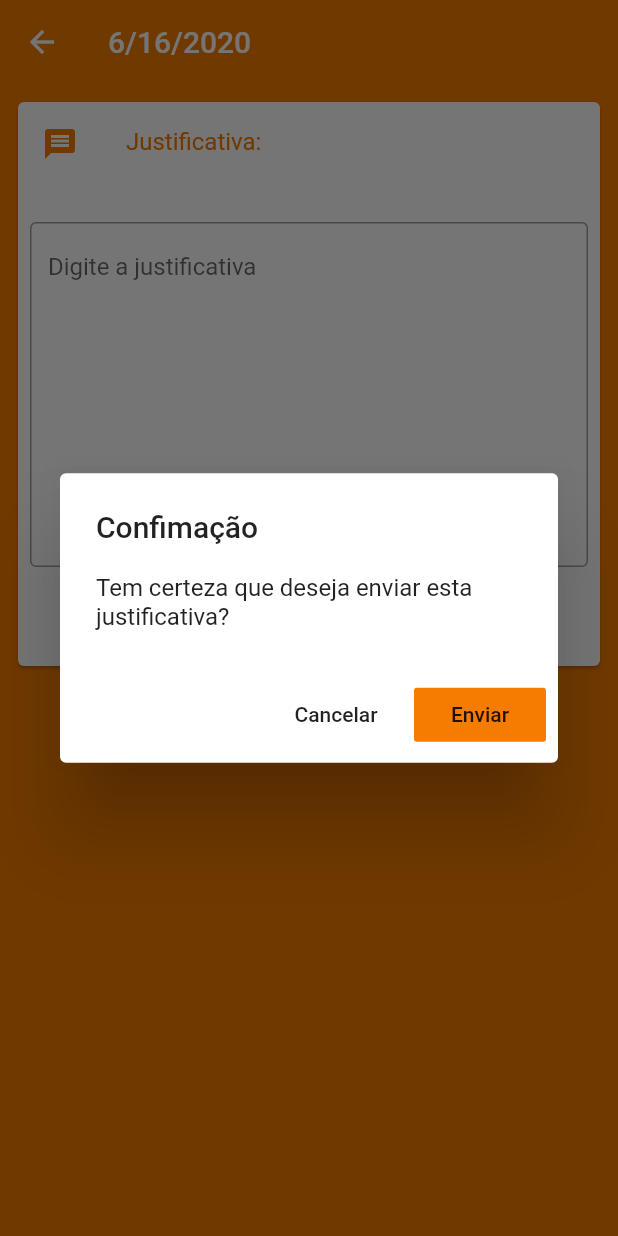
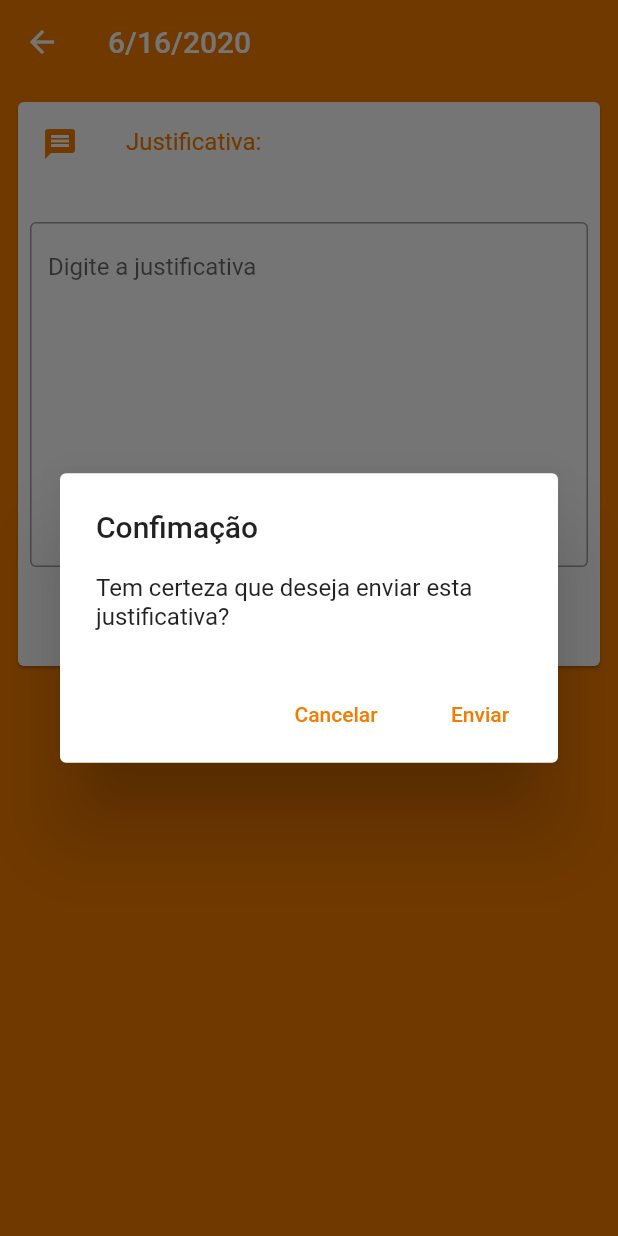
Before and after one commit to colombelli/pos-presenca, a Flutter app: the DetailsPage screen opened directly with empty values, after a tap on "Enviar", on a phone screen of 412 x 824 dp. Run offline on Flutter 3.47's test engine with Material 2 defaults, Android fonts, the phone set to English and light mode, and no system bars; our stand-ins replace cloud_firestore, firebase_auth, flutter_calendar_carousel, flutter_spinkit, fluttertoast, qr_flutter; missing offline and left inert: barcode_scan; accounts and stored records are empty.

Commit message:
added orange to a bit more stuff

```diff
--- a/lib/screens/student/justification.dart
+++ b/lib/screens/student/justification.dart
@@ -133,8 +133,7 @@ class _DetailsPageState extends State<DetailsPage> {
     );
 
     Widget sendButton = FlatButton(
-        color: Colors.orange[700],
-        child: Text("Enviar"),
+        child: Text("Enviar", style: TextStyle(color: Colors.orange[700]),),
         onPressed:  () async {
               if(justification.isNotEmpty) {
                 await setJustification();
@@ -153,7 +152,7 @@ class _DetailsPageState extends State<DetailsPage> {
     );
 
     Widget cancelButton = FlatButton(
-        child: Text("Cancelar"),
+        child: Text("Cancelar", style: TextStyle(color: Colors.orange[700]),),
         onPressed:  () {Navigator.pop(context);},
     );
 
@@ -195,8 +194,8 @@ class _DetailsPageState extends State<DetailsPage> {
               Padding(
               padding: const EdgeInsets.all(8.0),
               child:
-
               TextFormField(
+//                cursorColor: Colors.deepOrange,
                 keyboardType: TextInputType.multiline,
                 maxLines: 10,
                 controller: TextEditingController(),
@@ -219,7 +218,7 @@ class _DetailsPageState extends State<DetailsPage> {
               RaisedButton(
                     color: Colors.orange[700],
                     textColor: Colors.white,
-                    splashColor: Colors.blueGrey,
+                    splashColor: Colors.deepOrange,
                     onPressed: () => {
                       showDialog(
                         context: context,
@@ -267,7 +266,7 @@ class _JustificationPageState extends State<JustificationPage> {
 
     // ! investigar como voltar melhor tá díficil
     Widget continueButton = FlatButton(
-        child: Text("Continuar"),
+        child: Text("Continuar", style: TextStyle(color: Colors.orange[700]),),
         onPressed:  () {
           Navigator.popAndPushNamed(context, '/');
         },
--- a/lib/screens/student/student_home.dart
+++ b/lib/screens/student/student_home.dart
@@ -93,7 +93,7 @@ class _StudentHomeState extends State<StudentHome> {
               DrawerHeader(
                   child: Text(""),
                   decoration: BoxDecoration(
-                    color: Colors.orange[500]
+                    color: Colors.orange[700]
                     )
                  ),
               _createDrawerItem(
```
